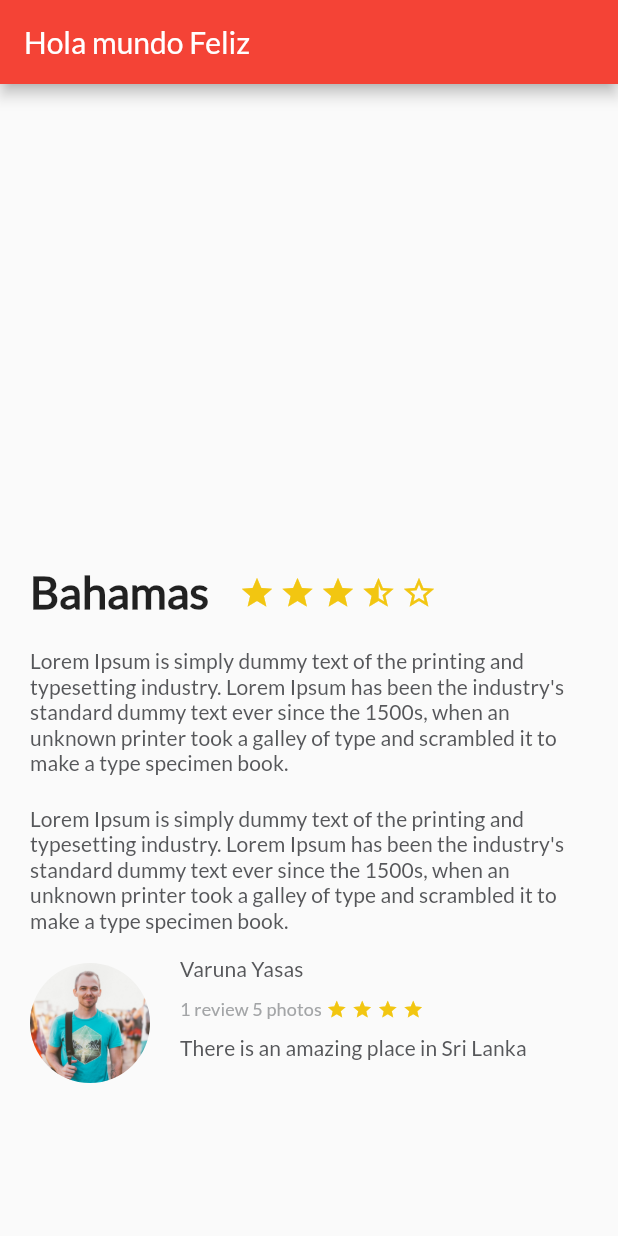
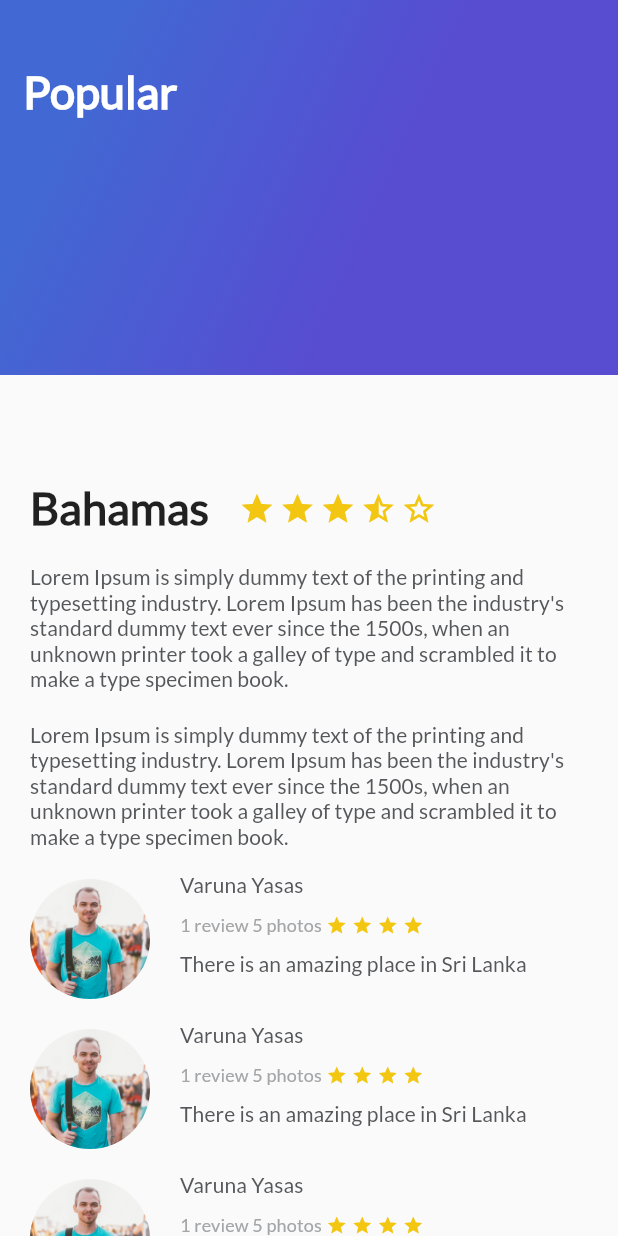
Before and after one commit to efrencodes/favorite-places-flutter, a Flutter app: the screen it shows after launch, on a phone screen of 412 x 824 dp. Run offline on Flutter 3.47's test engine with Material 2 defaults, Android fonts, the phone set to English and light mode, and no system bars.

Commit message:
FEAT Add gradient_background widget

```diff
--- /dev/null
+++ b/lib/gradient_background.dart
@@ -0,0 +1,23 @@
+import 'package:flutter/material.dart';
+
+class GradientBackground extends StatelessWidget {
+  @override
+  Widget build(BuildContext context) {
+    return Container(
+      height: 250.0,
+      decoration: BoxDecoration(
+          gradient: LinearGradient(
+              colors: [Color(0xFF4268D3), Color(0xFF584CD1)],
+              begin: FractionalOffset(0.2, 0.0),
+              end: FractionalOffset(1.0, 0.6),
+              stops: [0.0, 0.6],
+              tileMode: TileMode.clamp)),
+      child: Text('Popular',
+          style: TextStyle(
+              color: Colors.white,
+              fontSize: 30.0,
+              fontWeight: FontWeight.bold)),
+      alignment: Alignment(-0.9, -0.6),
+    );
+  }
+}
--- a/lib/main.dart
+++ b/lib/main.dart
@@ -1,6 +1,7 @@
 import 'package:flutter/material.dart';
 import 'description_place.dart';
 import 'review_list.dart';
+import 'gradient_background.dart';
 
 void main() => runApp(const MyApp());
 
@@ -14,16 +15,19 @@ class MyApp extends StatelessWidget {
   @override
   Widget build(BuildContext context) {
     return MaterialApp(
-      title: 'Flutter Demo',
-      theme: ThemeData(primarySwatch: Colors.red, fontFamily: 'Lato'),
+      theme: ThemeData(fontFamily: 'Lato'),
       home: Scaffold(
-          appBar: AppBar(title: const Text('Hola mundo Feliz')),
-          body: Column(
+          body: Stack(
+        children: [
+          ListView(
             children: [
               DescriptionPlace('Bahamas', 2, descriptionDummy),
               ReviewList()
             ],
-          )),
+          ),
+          GradientBackground()
+        ],
+      )),
     );
   }
 }
--- a/lib/review_list.dart
+++ b/lib/review_list.dart
@@ -10,7 +10,21 @@ class ReviewList extends StatelessWidget {
       crossAxisAlignment: CrossAxisAlignment.start,
       children: [
         Review(imagePath, 'Varuna Yasas', '1 review 5 photos',
-            'There is an amazing place in Sri Lanka')
+            'There is an amazing place in Sri Lanka'),
+        Review(imagePath, 'Varuna Yasas', '1 review 5 photos',
+            'There is an amazing place in Sri Lanka'),
+        Review(imagePath, 'Varuna Yasas', '1 review 5 photos',
+            'There is an amazing place in Sri Lanka'),
+        Review(imagePath, 'Varuna Yasas', '1 review 5 photos',
+            'There is an amazing place in Sri Lanka'),
+        Review(imagePath, 'Varuna Yasas', '1 review 5 photos',
+            'There is an amazing place in Sri Lanka'),
+        Review(imagePath, 'Varuna Yasas', '1 review 5 photos',
+            'There is an amazing place in Sri Lanka'),
+        Review(imagePath, 'Varuna Yasas', '1 review 5 photos',
+            'There is an amazing place in Sri Lanka'),
+        Review(imagePath, 'Varuna Yasas', '1 review 5 photos',
+            'There is an amazing place in Sri Lanka'),
       ],
     );
   }
```
